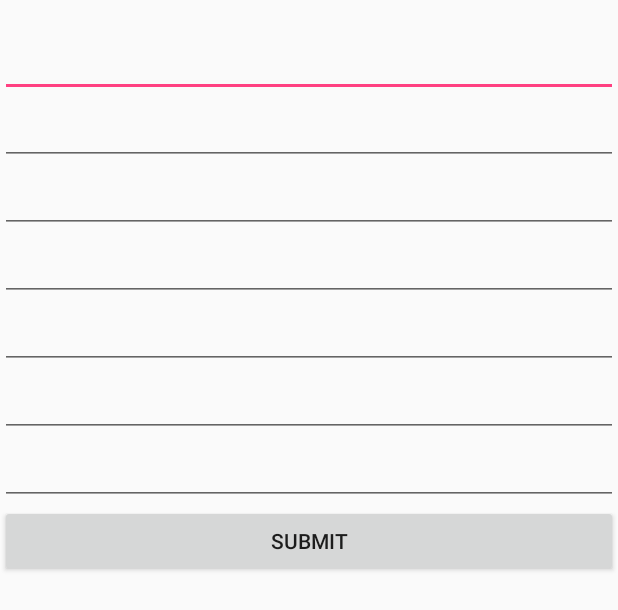
After one commit to Tokimetakaari/howToJava, an Android app: the layout cloze.xml on its own in the app's theme, with its tools: preview values and no code run, on a phone screen of 412 x 824 dp. The commit adds this screen. Shown: the top 610 px of the screen. Run offline under Robolectric (Android 15) with nearby library versions, the phone set to English and light mode, and no system bars.

Commit message:
Wir brauchen mehrer Layouts für Cloze, da unterschiedliche Anzahl von lücken

```diff
--- /dev/null
+++ b/app/src/main/res/layout/cloze.xml
@@ -0,0 +1,55 @@
+<?xml version="1.0" encoding="utf-8"?>
+<LinearLayout
+    xmlns:android="http://schemas.android.com/apk/res/android" android:layout_width="match_parent"
+    android:layout_height="match_parent"
+    android:orientation="vertical">
+
+    <TextView
+        android:layout_width="match_parent"
+        android:layout_height="wrap_content"
+        android:id="@+id/cloze_text"/>
+
+    <!--Müssen wahrscheinlich verschiedene Layouts machen für den Lückentext-->
+
+    <EditText
+        android:layout_width="match_parent"
+        android:layout_height="wrap_content"
+        android:id="@+id/cloze_answer_2"/>
+
+    <EditText
+        android:layout_width="match_parent"
+        android:layout_height="wrap_content"
+        android:id="@+id/cloze_answer_3"/>
+
+    <EditText
+        android:layout_width="match_parent"
+        android:layout_height="wrap_content"
+        android:id="@+id/cloze_answer_4"/>
+
+    <EditText
+        android:layout_width="match_parent"
+        android:layout_height="wrap_content"
+        android:id="@+id/cloze_answer_5"/>
+
+    <EditText
+        android:layout_width="match_parent"
+        android:layout_height="wrap_content"
+        android:id="@+id/cloze_answer_6"/>
+
+    <EditText
+    android:layout_width="match_parent"
+    android:layout_height="wrap_content"
+    android:id="@+id/cloze_answer_7"/>
+
+    <EditText
+        android:layout_width="match_parent"
+        android:layout_height="wrap_content"
+        android:id="@+id/cloze_answer_8"/>
+
+    <Button
+        android:layout_width="match_parent"
+        android:layout_height="wrap_content"
+        android:text="@string/cloze_submit_button"/>
+
+
+</LinearLayout>
--- a/app/src/main/res/values/strings.xml
+++ b/app/src/main/res/values/strings.xml
@@ -14,4 +14,5 @@
     <string name="main_menu_theorie_button">Theorie</string>
     <string name="main_menu_play_button">Play</string>
     <string name="main_menu_setting_button">Einstellungen</string>
+    <string name="cloze_submit_button">Submit</string>
 </resources>
```
